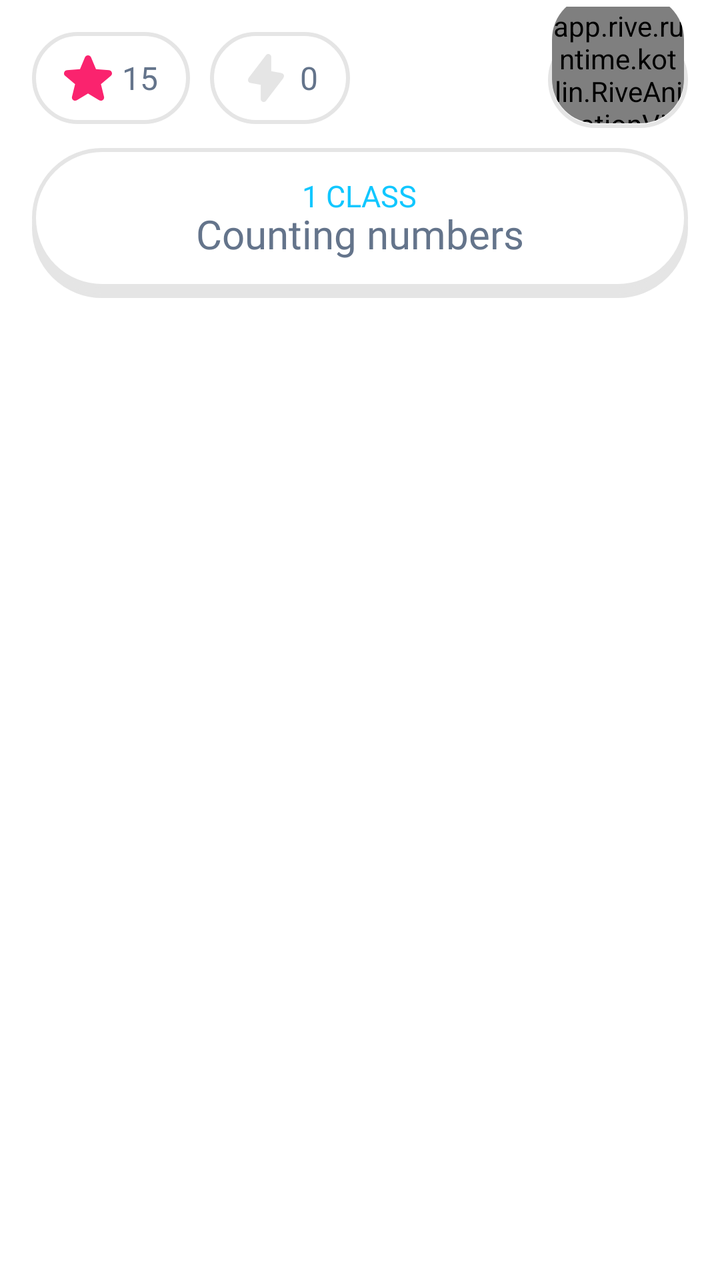
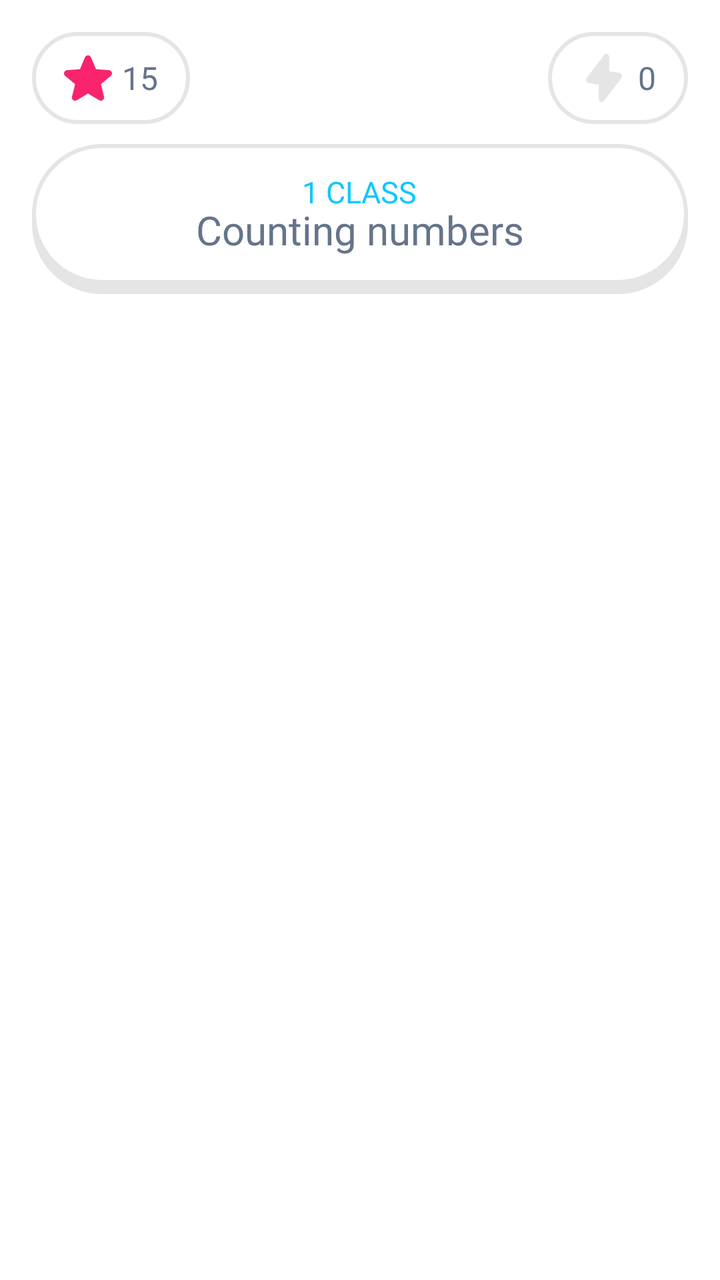

Two renders of the same Android screen: before a commit and after it. Below are the layout's source before the change and the commit's diff.
<!-- AndroidManifest.xml: application theme Theme.Tetragon -->
<!-- res/layout/fragment_home.xml -->
<?xml version="1.0" encoding="utf-8"?>
<androidx.constraintlayout.widget.ConstraintLayout xmlns:android="http://schemas.android.com/apk/res/android"
    xmlns:app="http://schemas.android.com/apk/res-auto"
    xmlns:tools="http://tools.android.com/tools"
    android:layout_width="match_parent"
    android:layout_height="match_parent"
    android:clipChildren="false"
    android:clipToPadding="false"
    tools:context=".fragments.HomeFragment">

    <FrameLayout
        android:id="@+id/home_content_frame"
        android:layout_width="0dp"
        android:layout_height="0dp"
        android:visibility="visible"
        app:layout_constraintBottom_toBottomOf="parent"
        app:layout_constraintEnd_toEndOf="parent"
        app:layout_constraintStart_toStartOf="parent"
        app:layout_constraintTop_toTopOf="parent" />

    <androidx.constraintlayout.widget.ConstraintLayout
        android:id="@+id/topBar"
        android:layout_width="0dp"
        android:layout_height="wrap_content"
        android:background="@drawable/top_bar_gradient"
        android:paddingLeft="16dp"
        android:paddingTop="16dp"
        android:paddingRight="16dp"
        android:visibility="visible"
        android:clipChildren="false"
        android:clipToPadding="false"
        app:layout_constraintEnd_toEndOf="parent"
        app:layout_constraintStart_toStartOf="parent"
        app:layout_constraintTop_toTopOf="parent">

        <androidx.constraintlayout.widget.ConstraintLayout
            android:id="@+id/constraintLayout2"
            android:layout_width="wrap_content"
            android:layout_height="wrap_content"
            android:background="@drawable/custom_background"
            android:padding="6dp"
            app:layout_constraintStart_toStartOf="parent"
            app:layout_constraintTop_toTopOf="parent">

            <LinearLayout
                android:layout_width="wrap_content"
                android:layout_height="wrap_content"
                android:gravity="center"
                android:orientation="horizontal"
                android:paddingStart="10dp"
                android:paddingTop="5dp"
                android:paddingEnd="10dp"
                android:paddingBottom="5dp"
                app:layout_constraintStart_toStartOf="parent"
                app:layout_constraintTop_toTopOf="parent">

                <ImageView
                    android:id="@+id/starIcon"
                    android:layout_width="24dp"
                    android:layout_height="24dp"
                    android:src="@drawable/star" />

                <TextView
                    android:id="@+id/starCountText"
                    android:layout_width="wrap_content"
                    android:layout_height="wrap_content"
                    android:layout_marginStart="5dp"
                    android:fontFamily="@font/inter_semibold"
                    android:text="15"
                    android:textColor="@color/text_color"
                    android:textSize="16sp" />

            </LinearLayout>
        </androidx.constraintlayout.widget.ConstraintLayout>

        <androidx.constraintlayout.widget.ConstraintLayout
            android:id="@+id/constraintLayout6"
            android:layout_width="wrap_content"
            android:layout_height="wrap_content"
            android:layout_marginStart="10dp"
            android:background="@drawable/custom_background"
            android:padding="6dp"
            app:layout_constraintStart_toEndOf="@+id/constraintLayout2"
            app:layout_constraintTop_toTopOf="parent">

            <LinearLayout
                android:layout_width="wrap_content"
                android:layout_height="wrap_content"
                android:gravity="center"
                android:orientation="horizontal"
                android:paddingStart="10dp"
                android:paddingTop="5dp"
                android:paddingEnd="10dp"
                android:paddingBottom="5dp"
                app:layout_constraintStart_toStartOf="parent"
                app:layout_constraintTop_toTopOf="parent">

                <ImageView
                    android:id="@+id/streakIcon"
                    android:layout_width="24dp"
                    android:layout_height="24dp"
                    android:src="@drawable/streak_null" />

                <TextView
                    android:id="@+id/streakNumber"
                    android:layout_width="wrap_content"
                    android:layout_height="wrap_content"
                    android:layout_marginStart="5dp"
                    android:fontFamily="@font/inter_semibold"
                    android:text="0"
                    android:textColor="@color/text_color"
                    android:textSize="16sp" />

            </LinearLayout>
        </androidx.constraintlayout.widget.ConstraintLayout>

        <androidx.constraintlayout.widget.ConstraintLayout
            android:id="@+id/chatContainer"
            android:layout_width="70dp"
            android:layout_height="48dp"
            android:clickable="true"
            android:focusable="true"
            android:clipChildren="false"
            android:clipToPadding="false"
            app:layout_constraintEnd_toEndOf="parent"
            app:layout_constraintTop_toTopOf="parent">

            <View
                android:id="@+id/pillBackground"
                android:layout_width="match_parent"
                android:layout_height="match_parent"
                android:background="@drawable/custom_background"
                app:layout_constraintBottom_toBottomOf="parent"
                app:layout_constraintTop_toTopOf="parent" />

            <androidx.cardview.widget.CardView
                android:layout_width="match_parent"
                android:layout_height="64dp"
                android:layout_marginStart="2dp"
                android:layout_marginEnd="2dp"
                android:layout_marginBottom="2.5dp"
                android:clickable="false"
                android:focusable="false"
                app:cardBackgroundColor="@android:color/transparent"
                app:cardCornerRadius="22dp"
                app:cardElevation="0dp"
                app:cardPreventCornerOverlap="false"
                app:layout_constraintBottom_toBottomOf="parent"
                app:layout_constraintEnd_toEndOf="parent"
                app:layout_constraintStart_toStartOf="parent">

                <app.rive.runtime.kotlin.RiveAnimationView
                    android:id="@+id/chat_mr_square_rive"
                    android:layout_width="match_parent"
                    android:layout_height="64dp"
                    android:layout_marginBottom="-6dp"
                    android:layout_gravity="bottom"
                    android:clickable="false"
                    android:focusable="false"
                    app:riveAutoPlay="true"
                    app:riveResource="@raw/mr_square_chat"
                    app:riveStateMachine="State Machine 1" />

            </androidx.cardview.widget.CardView>

        </androidx.constraintlayout.widget.ConstraintLayout>

    </androidx.constraintlayout.widget.ConstraintLayout>

    <FrameLayout
        android:id="@+id/class_button_container"
        android:layout_width="0dp"
        android:layout_height="wrap_content"
        android:layout_marginTop="10dp"
        android:clipChildren="false"
        android:clipToPadding="false"
        android:paddingLeft="16dp"
        android:paddingRight="16dp"
        android:paddingBottom="5dp"
        android:visibility="visible"
        app:layout_constraintEnd_toEndOf="parent"
        app:layout_constraintStart_toStartOf="parent"
        app:layout_constraintTop_toBottomOf="@+id/topBar">

        <FrameLayout
            android:id="@+id/class_btn_frame"
            android:layout_width="match_parent"
            android:layout_height="wrap_content">

            <View
                android:layout_width="match_parent"
                android:layout_height="70dp"
                android:background="@drawable/custom_button"
                android:backgroundTint="@color/gray_2"
                android:translationY="5dp" />

            <FrameLayout
                android:id="@+id/class_btn"
                android:layout_width="match_parent"
                android:layout_height="70dp"
                android:background="@drawable/custom_button"
                android:clickable="true"
                android:focusable="true"
                android:stateListAnimator="@drawable/button_animator">

                <LinearLayout
                    android:layout_width="wrap_content"
                    android:layout_height="match_parent"
                    android:layout_gravity="center"
                    android:gravity="center"
                    android:orientation="vertical">

                    <TextView
                        android:id="@+id/class_label"
                        android:layout_width="wrap_content"
                        android:layout_height="wrap_content"
                        android:layout_marginBottom="-5dp"
                        android:fontFamily="@font/inter_semibold"
                        android:text="1 CLASS"
                        android:textColor="@color/blue_2"
                        android:textSize="15sp" />

                    <TextView
                        android:id="@+id/topic_name"
                        android:layout_width="wrap_content"
                        android:layout_height="wrap_content"
                        android:fontFamily="@font/inter_semibold"
                        android:text="Counting numbers"
                        android:textColor="@color/text_color"
                        android:textSize="20sp" />
                </LinearLayout>
            </FrameLayout>
        </FrameLayout>
    </FrameLayout>

    <LinearLayout
        android:id="@+id/loadingLayout"
        android:layout_width="0dp"
        android:layout_height="0dp"
        android:background="#FFFFFF"
        android:clickable="true"
        android:focusable="true"
        android:gravity="center"
        android:orientation="vertical"
        android:visibility="gone"
        app:layout_constraintBottom_toBottomOf="parent"
        app:layout_constraintEnd_toEndOf="parent"
        app:layout_constraintStart_toStartOf="parent"
        app:layout_constraintTop_toTopOf="parent"
        tools:visibility="visible">

        <ProgressBar
            android:id="@+id/loadingProgressBar"
            android:layout_width="50dp"
            android:layout_height="50dp"
            android:indeterminate="true"
            android:indeterminateTint="@color/blue_2" />

        <TextView
            android:id="@+id/loadingText"
            android:layout_width="wrap_content"
            android:layout_height="wrap_content"
            android:layout_marginTop="12dp"
            android:fontFamily="@font/inter_semibold"
            android:text="@string/loading"
            android:textColor="@color/text_color" />
    </LinearLayout>

</androidx.constraintlayout.widget.ConstraintLayout>
<!-- resources referenced by this layout -->
<resources>
  <color name="blue_2">#11C7FF</color>
  <color name="gray_2">#E5E5E5</color>
  <color name="text_color">#64748b</color>
  <!-- drawable button_animator (drawable) -->
  <?xml version="1.0" encoding="utf-8"?>
  <selector xmlns:android="http://schemas.android.com/apk/res/android">
  
      
      <item android:state_pressed="true">
          <objectAnimator
              android:propertyName="translationY"
              android:valueTo="5dp"
              android:duration="0" />
      </item>
  
      
      <item>
          <objectAnimator
              android:propertyName="translationY"
              android:valueTo="0dp"
              android:duration="0" />
      </item>
  
  </selector>
  <!-- drawable custom_background (drawable) -->
  <?xml version="1.0" encoding="utf-8"?>
  <shape xmlns:android="http://schemas.android.com/apk/res/android"
      android:shape="rectangle">
      <solid android:color="#ffffff"/>
      <stroke android:color="#e5e5e5"
          android:width="2dp"/>
      <corners android:radius="40dp"/>
  </shape>
  <!-- drawable custom_button (drawable) -->
  <?xml version="1.0" encoding="utf-8"?>
  <shape xmlns:android="http://schemas.android.com/apk/res/android"
      android:shape="rectangle">
      <solid android:color="#ffffff"/>
      <stroke android:color="#e5e5e5"
          android:width="2dp"/>
      <corners android:radius="100dp"/>
  </shape>
  <!-- drawable star (drawable) -->
  <vector xmlns:android="http://schemas.android.com/apk/res/android"
      android:width="44.24dp"
      android:height="42.37dp"
      android:viewportWidth="44.24"
      android:viewportHeight="42.37">
    <path
        android:pathData="M24.94,1.89l4.55,11.07 11.93,0.9c2.72,0.21 3.82,3.6 1.74,5.36l-9.12,7.74 2.83,11.63c0.64,2.65 -2.24,4.75 -4.56,3.31l-10.18,-6.28 -10.18,6.28c-2.32,1.43 -5.21,-0.67 -4.56,-3.31l2.83,-11.63L1.08,19.23c-2.08,-1.76 -0.97,-5.16 1.74,-5.36l11.93,-0.9L19.3,1.89c1.04,-2.52 4.6,-2.52 5.64,0Z"
        android:fillColor="#fa236e"/>
  </vector>
  <!-- drawable streak_null (drawable) -->
  <vector xmlns:android="http://schemas.android.com/apk/res/android"
      android:width="31.58dp"
      android:height="41.55dp"
      android:viewportWidth="31.58"
      android:viewportHeight="41.55">
    <path
        android:pathData="M30.76,21.2l-14.94,19.39c-1.58,1.98 -4.64,0.61 -4.64,-1.42v-12.49l-8.75,-1.53c-2.87,-0.64 -2.9,-3.06 -1.62,-4.79L15.75,0.96c1.58,-1.97 4.64,-0.61 4.64,1.43v12.48l8.76,1.53c2.87,0.64 2.9,3.07 1.61,4.8Z"
        android:fillColor="@color/gray_2"/>
  </vector>
  <!-- drawable top_bar_gradient (drawable) -->
  <?xml version="1.0" encoding="utf-8"?>
  <shape xmlns:android="http://schemas.android.com/apk/res/android" android:shape="rectangle">
      <gradient
          android:startColor="@android:color/white"
          android:endColor="@android:color/transparent"
          android:angle="270" />
  </shape>
  <string name="loading">LOADING...</string>
  <style name="Theme.Tetragon" parent="Base.Theme.Tetragon" />
  <style name="Base.Theme.Tetragon" parent="Theme.Material3.DayNight.NoActionBar">
          <item name="android:statusBarColor">@color/white</item>
          <item name="android:navigationBarColor">@color/white</item>
          <item name="android:windowLightStatusBar">true</item>
  
          <item name="android:windowBackground">@color/white</item>
          <item name="android:colorBackground">@color/white</item>
  
          <item name="android:windowIsTranslucent">false</item>
      </style>
  <color name="white">#FFFFFFFF</color>
</resources>

<!-- the commit's change to res/layout/fragment_home.xml (unified diff, before → after) -->
@@ -77,10 +77,9 @@
             android:id="@+id/constraintLayout6"
             android:layout_width="wrap_content"
             android:layout_height="wrap_content"
-            android:layout_marginStart="10dp"
             android:background="@drawable/custom_background"
             android:padding="6dp"
-            app:layout_constraintStart_toEndOf="@+id/constraintLayout2"
+            app:layout_constraintEnd_toEndOf="parent"
             app:layout_constraintTop_toTopOf="parent">
 
             <LinearLayout
@@ -112,57 +111,6 @@
                     android:textSize="16sp" />
 
             </LinearLayout>
-        </androidx.constraintlayout.widget.ConstraintLayout>
-
-        <androidx.constraintlayout.widget.ConstraintLayout
-            android:id="@+id/chatContainer"
-            android:layout_width="70dp"
-            android:layout_height="48dp"
-            android:clickable="true"
-            android:focusable="true"
-            android:clipChildren="false"
-            android:clipToPadding="false"
-            app:layout_constraintEnd_toEndOf="parent"
-            app:layout_constraintTop_toTopOf="parent">
-
-            <View
-                android:id="@+id/pillBackground"
-                android:layout_width="match_parent"
-                android:layout_height="match_parent"
-                android:background="@drawable/custom_background"
-                app:layout_constraintBottom_toBottomOf="parent"
-                app:layout_constraintTop_toTopOf="parent" />
-
-            <androidx.cardview.widget.CardView
-                android:layout_width="match_parent"
-                android:layout_height="64dp"
-                android:layout_marginStart="2dp"
-                android:layout_marginEnd="2dp"
-                android:layout_marginBottom="2.5dp"
-                android:clickable="false"
-                android:focusable="false"
-                app:cardBackgroundColor="@android:color/transparent"
-                app:cardCornerRadius="22dp"
-                app:cardElevation="0dp"
-                app:cardPreventCornerOverlap="false"
-                app:layout_constraintBottom_toBottomOf="parent"
-                app:layout_constraintEnd_toEndOf="parent"
-                app:layout_constraintStart_toStartOf="parent">
-
-                <app.rive.runtime.kotlin.RiveAnimationView
-                    android:id="@+id/chat_mr_square_rive"
-                    android:layout_width="match_parent"
-                    android:layout_height="64dp"
-                    android:layout_marginBottom="-6dp"
-                    android:layout_gravity="bottom"
-                    android:clickable="false"
-                    android:focusable="false"
-                    app:riveAutoPlay="true"
-                    app:riveResource="@raw/mr_square_chat"
-                    app:riveStateMachine="State Machine 1" />
-
-            </androidx.cardview.widget.CardView>
-
         </androidx.constraintlayout.widget.ConstraintLayout>
 
     </androidx.constraintlayout.widget.ConstraintLayout>
<!-- resource entries referenced after the edit -->
@@ -73,14 +73,17 @@
   <string name="loading">LOADING...</string>
   <style name="Theme.Tetragon" parent="Base.Theme.Tetragon" />
   <style name="Base.Theme.Tetragon" parent="Theme.Material3.DayNight.NoActionBar">
-          <item name="android:statusBarColor">@color/white</item>
-          <item name="android:navigationBarColor">@color/white</item>
+          
           <item name="android:windowLightStatusBar">true</item>
   
           <item name="android:windowBackground">@color/white</item>
           <item name="android:colorBackground">@color/white</item>
   
           <item name="android:windowIsTranslucent">false</item>
+  
+          
+          <item name="android:enforceStatusBarContrast" tools:targetApi="29">false</item>
+          <item name="android:enforceNavigationBarContrast" tools:targetApi="29">false</item>
       </style>
   <color name="white">#FFFFFFFF</color>
 </resources>
